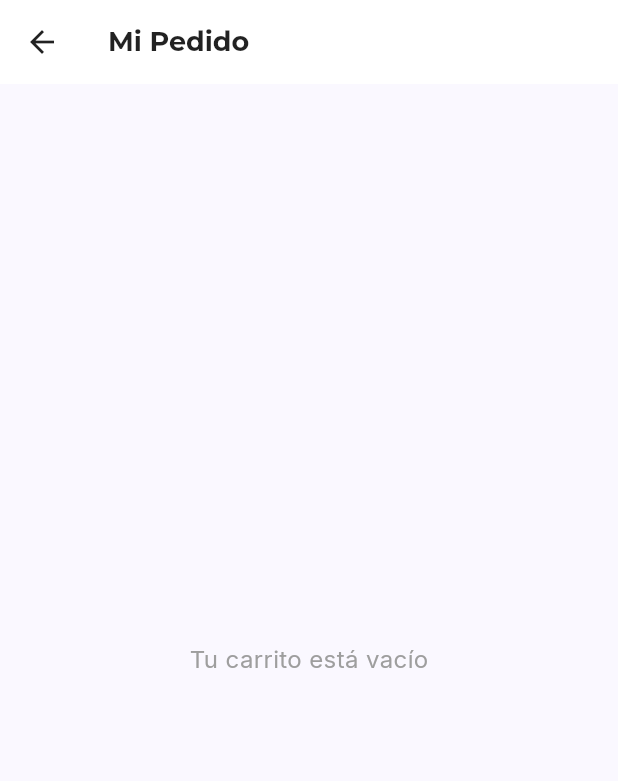
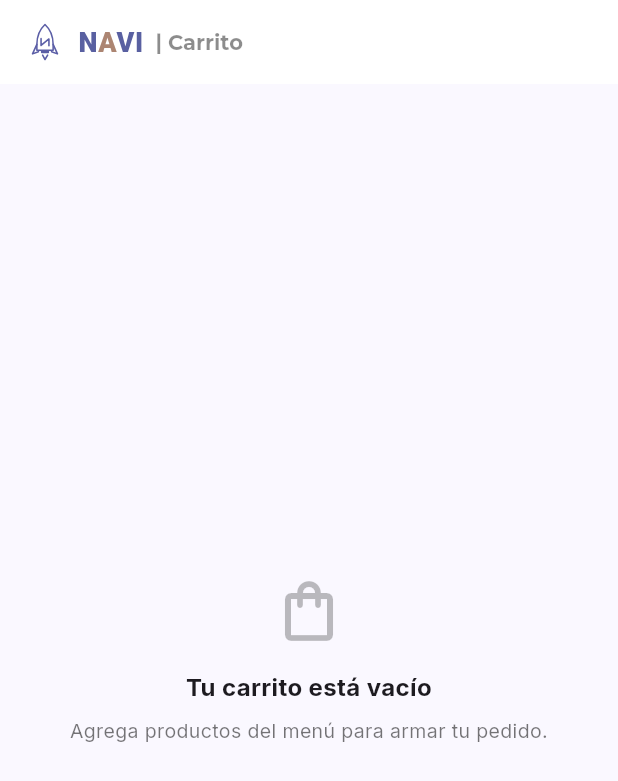
Before and after one commit to AbrilHerrera-svg/NAVI-Movil, a Flutter app: the CarritoScreen screen opened by its route, on a phone screen of 412 x 824 dp. Shown: the top 781 px of the screen. Run offline on Flutter 3.47's test engine with Material 3 defaults, Android fonts, the phone set to English and light mode, and no system bars; our stand-ins replace firebase_auth, firebase_core, flutter_dotenv, flutter_svg, google_fonts; accounts and stored records are empty; statements that could not run were skipped.

Commit message:
feat: rediseña Carrito con horario de recolección, igual al mockup

```diff
--- a/lib/screens/carrito/carrito_screen.dart
+++ b/lib/screens/carrito/carrito_screen.dart
@@ -1,53 +1,149 @@
 import 'package:flutter/material.dart';
 import 'package:navi/screens/carrito/checkout_screen.dart';
 import 'package:navi/services/carrito_service.dart';
+import 'package:navi/widgets/barra_superior_navi.dart';
+import 'package:navi/widgets/boton_primario_navi.dart';
+import 'package:navi/widgets/estado_vacio_navi.dart';
+import 'package:navi/widgets/selector_cantidad_navi.dart';
 
-class CarritoScreen extends StatelessWidget {
+class CarritoScreen extends StatefulWidget {
   const CarritoScreen({super.key});
+
+  @override
+  State<CarritoScreen> createState() => _CarritoScreenState();
+}
+
+class _CarritoScreenState extends State<CarritoScreen> {
+  static const Color naviMorado = Color(0xFF5960A1);
+  static const Color fondoSuave = Color(0xFFEEF0FB);
+
+  // Nota: la hora de recolección es solo una preferencia local todavía; el
+  // backend no tiene un endpoint de horarios/sucursales, así que no se envía
+  // a ningún lado hasta que exista esa parte en NAVI-web.
+  bool _loAntesPosible = true;
 
   @override
   Widget build(BuildContext context) {
     final carrito = CarritoService();
 
     return Scaffold(
-      appBar: AppBar(title: const Text('Mi Pedido')),
+      backgroundColor: const Color(0xFFFAF8FF),
+      appBar: const BarraSuperiorNavi(seccion: 'Carrito'),
       body: ListenableBuilder(
         listenable: carrito,
         builder: (context, _) {
           if (carrito.items.isEmpty) {
-            return const Center(
-              child: Text(
-                'Tu carrito está vacío',
-                style: TextStyle(fontSize: 16, color: Colors.grey),
-              ),
+            return const EstadoVacioNavi(
+              icono: Icons.shopping_bag_outlined,
+              titulo: 'Tu carrito está vacío',
+              subtitulo: 'Agrega productos del menú para armar tu pedido.',
             );
           }
 
-          return Column(
+          return Center(
+            child: ConstrainedBox(
+              constraints: const BoxConstraints(maxWidth: 480),
+              child: Column(
                 children: [
                   Expanded(
-                child: ListView.builder(
-                  padding: const EdgeInsets.all(16),
-                  itemCount: carrito.items.length,
-                  itemBuilder: (context, index) {
-                    final item = carrito.items[index];
-                    return Card(
+                    child: ListView(
+                      padding: const EdgeInsets.fromLTRB(16, 16, 16, 8),
+                      children: [
+                        for (final item in carrito.items)
+                          Container(
                             margin: const EdgeInsets.only(bottom: 12),
-                      child: ListTile(
-                        leading: Icon(item.producto.icono, size: 36),
-                        title: Text(item.producto.nombre),
-                        subtitle: Text('\$${item.producto.precio.toStringAsFixed(2)} c/u'),
-                        trailing: Row(
-                          mainAxisSize: MainAxisSize.min,
+                            padding: const EdgeInsets.all(12),
+                            decoration: BoxDecoration(
+                              color: Colors.white,
+                              borderRadius: BorderRadius.circular(16),
+                              border: Border.all(color: const Color(0xFFE2E8F0)),
+                            ),
+                            child: Row(
                               children: [
-                            IconButton(
-                              icon: const Icon(Icons.remove_circle_outline),
-                              onPressed: () => carrito.quitar(item.producto),
+                                Container(
+                                  width: 56,
+                                  height: 56,
+                                  decoration: BoxDecoration(color: fondoSuave, borderRadius: BorderRadius.circular(10)),
+                                  child: Icon(item.producto.icono, color: naviMorado, size: 26),
                                 ),
-                            Text('${item.cantidad}', style: const TextStyle(fontWeight: FontWeight.bold)),
-                            IconButton(
-                              icon: const Icon(Icons.add_circle_outline),
-                              onPressed: () => carrito.agregar(item.producto),
+                                const SizedBox(width: 12),
+                                Expanded(
+                                  child: Column(
+                                    crossAxisAlignment: CrossAxisAlignment.start,
+                                    children: [
+                                      Text(item.producto.nombre, style: const TextStyle(fontWeight: FontWeight.bold)),
+                                      const SizedBox(height: 2),
+                                      Text(
+                                        '\$${item.producto.precio.toStringAsFixed(2)} c/u',
+                                        style: const TextStyle(fontSize: 12, color: Colors.black54),
+                                      ),
+                                    ],
+                                  ),
+                                ),
+                                SelectorCantidadNavi(
+                                  cantidad: item.cantidad,
+                                  onDecrementar: () => carrito.quitar(item.producto),
+                                  onIncrementar: () => carrito.agregar(item.producto),
+                                ),
+                              ],
+                            ),
+                          ),
+                        const SizedBox(height: 4),
+                        const Text('Horario de recolección', style: TextStyle(fontWeight: FontWeight.bold, fontSize: 15)),
+                        const SizedBox(height: 10),
+                        _OpcionHorario(
+                          titulo: 'Lo antes posible',
+                          subtitulo: 'Listo en 6-9 min · Sucursal Roma Norte',
+                          icono: Icons.bolt,
+                          seleccionado: _loAntesPosible,
+                          onTap: () => setState(() => _loAntesPosible = true),
+                        ),
+                        const SizedBox(height: 8),
+                        _OpcionHorario(
+                          titulo: 'Programar para más tarde',
+                          subtitulo: 'Próximamente',
+                          icono: Icons.schedule,
+                          seleccionado: !_loAntesPosible,
+                          habilitado: false,
+                          onTap: () => setState(() => _loAntesPosible = false),
+                        ),
+                      ],
+                    ),
+                  ),
+                  Container(
+                    padding: const EdgeInsets.fromLTRB(16, 14, 16, 14),
+                    decoration: const BoxDecoration(
+                      color: Colors.white,
+                      boxShadow: [BoxShadow(color: Color(0x1A5960A1), blurRadius: 12, offset: Offset(0, -2))],
+                    ),
+                    child: SafeArea(
+                      top: false,
+                      child: Column(
+                        children: [
+                          Row(
+                            mainAxisAlignment: MainAxisAlignment.spaceBetween,
+                            children: [
+                              const Text('Total', style: TextStyle(fontSize: 16, fontWeight: FontWeight.bold)),
+                              Text(
+                                '\$${carrito.totalPrecio.toStringAsFixed(2)}',
+                                style: const TextStyle(fontSize: 18, fontWeight: FontWeight.bold, color: naviMorado),
+                              ),
+                            ],
+                          ),
+                          const SizedBox(height: 12),
+                          BotonPrimarioNavi(
+                            texto: 'Continuar al pago',
+                            cargando: false,
+                            onPressed: () {
+                              Navigator.push(
+                                context,
+                                MaterialPageRoute(builder: (_) => const CheckoutScreen()),
+                              );
+                            },
+                          ),
+                        ],
+                      ),
+                    ),
                   ),
                 ],
               ),
@@ -55,40 +151,65 @@ class CarritoScreen extends StatelessWidget {
           );
         },
       ),
+    );
+  }
+}
+
+class _OpcionHorario extends StatelessWidget {
+  const _OpcionHorario({
+    required this.titulo,
+    required this.subtitulo,
+    required this.icono,
+    required this.seleccionado,
+    required this.onTap,
+    this.habilitado = true,
+  });
+
+  static const Color naviMorado = Color(0xFF5960A1);
+  static const Color fondoSuave = Color(0xFFEEF0FB);
+
+  final String titulo;
+  final String subtitulo;
+  final IconData icono;
+  final bool seleccionado;
+  final bool habilitado;
+  final VoidCallback onTap;
+
+  @override
+  Widget build(BuildContext context) {
+    return Opacity(
+      opacity: habilitado ? 1 : 0.5,
+      child: InkWell(
+        onTap: habilitado ? onTap : null,
+        borderRadius: BorderRadius.circular(14),
+        child: Container(
+          padding: const EdgeInsets.all(14),
+          decoration: BoxDecoration(
+            color: seleccionado ? fondoSuave : Colors.white,
+            borderRadius: BorderRadius.circular(14),
+            border: Border.all(color: seleccionado ? naviMorado : const Color(0xFFE2E8F0)),
           ),
-              Padding(
-                padding: const EdgeInsets.all(16),
+          child: Row(
+            children: [
+              Icon(icono, color: naviMorado, size: 20),
+              const SizedBox(width: 12),
+              Expanded(
                 child: Column(
+                  crossAxisAlignment: CrossAxisAlignment.start,
                   children: [
-                    Row(
-                      mainAxisAlignment: MainAxisAlignment.spaceBetween,
-                      children: [
-                        const Text('Total', style: TextStyle(fontSize: 18, fontWeight: FontWeight.bold)),
-                        Text(
-                          '\$${carrito.totalPrecio.toStringAsFixed(2)}',
-                          style: const TextStyle(fontSize: 18, fontWeight: FontWeight.bold),
-                        ),
+                    Text(titulo, style: const TextStyle(fontWeight: FontWeight.bold, fontSize: 14)),
+                    Text(subtitulo, style: const TextStyle(fontSize: 12, color: Colors.black54)),
                   ],
                 ),
-                    const SizedBox(height: 12),
-                    SizedBox(
-                      width: double.infinity,
-                      child: FilledButton(
-                        onPressed: () {
-                          Navigator.push(
-                            context,
-                            MaterialPageRoute(builder: (_) => const CheckoutScreen()),
-                          );
-                        },
-                        child: const Text('Proceder al pago'),
               ),
+              Icon(
+                seleccionado ? Icons.radio_button_checked : Icons.radio_button_unchecked,
+                color: seleccionado ? naviMorado : Colors.black26,
+                size: 20,
               ),
             ],
           ),
         ),
-            ],
-          );
-        },
       ),
     );
   }
```
Lines whose indentation alone changed are shown as unchanged.
